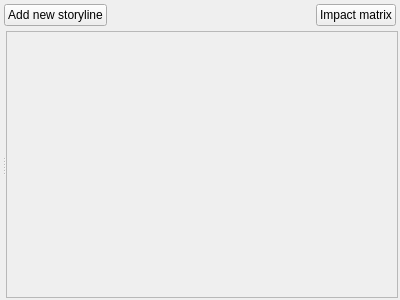
The window that ui/plot_editor_widget.ui (zkovari/plotlyst) describes before a commit, drawn with Qt 5.
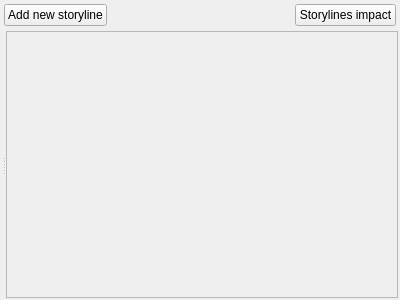
The same window after the commit. The open tabs and pages were chosen to show the change.

The edit to the form file:
```diff
--- a/ui/plot_editor_widget.ui
+++ b/ui/plot_editor_widget.ui
@@ -103,7 +103,7 @@
          <string>Display how the storylines impact each other</string>
         </property>
         <property name="text">
-         <string>Impact matrix</string>
+         <string>Storylines impact</string>
         </property>
         <property name="checkable">
          <bool>true</bool>
```
Left out of the diff: 4 changed lines with no effect on the pictures.
